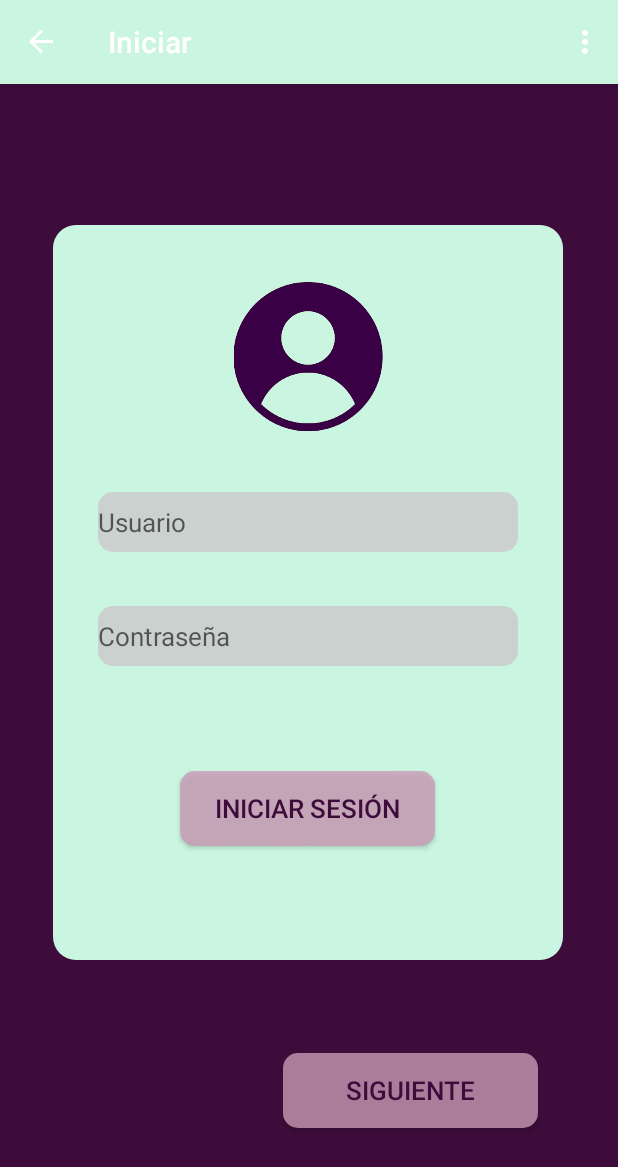
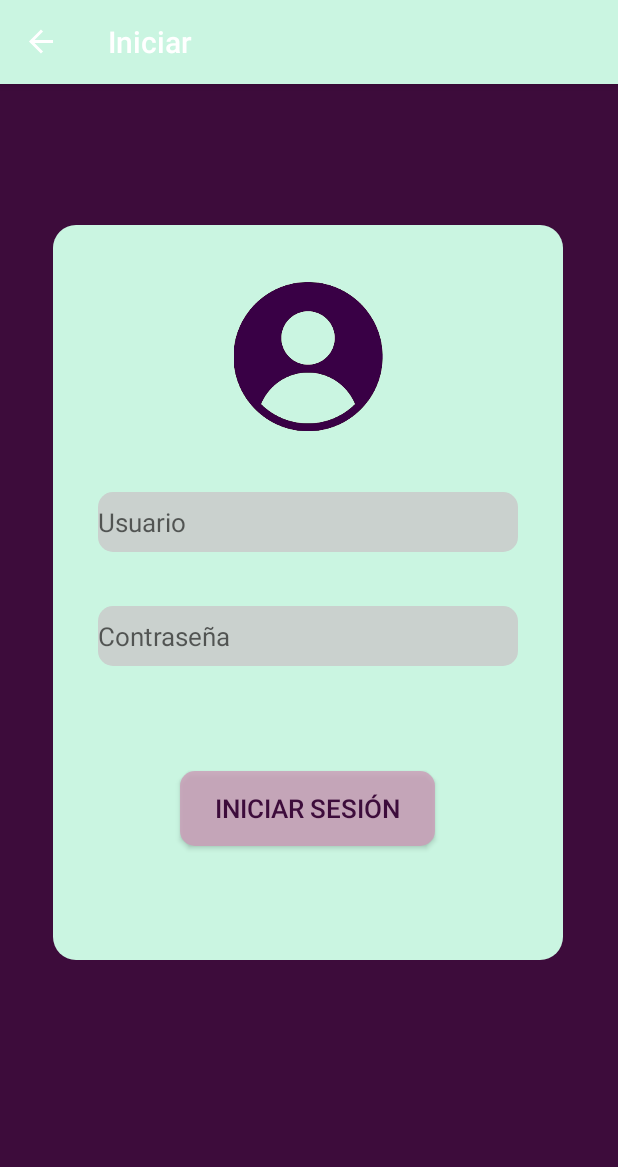
Before and after one commit to srue1834/ProyectoFinal, an Android app: the Iniciar screen opened through its navigation route, on a phone screen of 412 x 824 dp. Shown: the top 1167 px of the screen. Run offline under Robolectric (Android 15) with nearby library versions, the phone set to English and light mode, and no system bars; our stand-ins replace Firebase (no records; nobody signed in at launch, a user with empty details on screens opened directly), data binding, navigation-ui; Roboto replaces fonts that are not available here.

```diff
--- a/app/src/main/java/com/example/proyectofinal/fase2/Fase2.kt
+++ b/app/src/main/java/com/example/proyectofinal/fase2/Fase2.kt
@@ -12,6 +12,7 @@ import com.example.proyectofinal.databinding.FragmentFase2Binding
 /**
  * A simple [Fragment] subclass.
  */
+
 class Fase2 : Fragment() {
 
     override fun onCreateView(
--- a/app/src/main/res/layout/fragment_iniciar.xml
+++ b/app/src/main/res/layout/fragment_iniciar.xml
@@ -12,7 +12,7 @@
 
 
         <Button
-            android:id="@+id/iniciar1"
+            android:id="@+id/signInButton"
             android:layout_width="170dp"
             android:layout_height="50dp"
             android:layout_marginBottom="260dp"
@@ -23,20 +23,6 @@
             app:layout_constraintBottom_toBottomOf="parent"
             app:layout_constraintEnd_toEndOf="parent"
             app:layout_constraintHorizontal_bias="0.497"
-            app:layout_constraintStart_toStartOf="parent" />
-
-        <Button
-            android:id="@+id/siguiente4"
-            android:layout_width="170dp"
-            android:layout_height="50dp"
-            android:layout_marginBottom="72dp"
-            android:background="@drawable/cuadro3"
-            android:text="@string/siguiente"
-            android:textColor="#3D0C3B"
-            android:textSize="17dp"
-            app:layout_constraintBottom_toBottomOf="parent"
-            app:layout_constraintEnd_toEndOf="parent"
-            app:layout_constraintHorizontal_bias="0.78"
             app:layout_constraintStart_toStartOf="parent" />
 
         <TextView
@@ -51,7 +37,7 @@
             app:layout_constraintStart_toStartOf="parent" />
 
         <EditText
-            android:id="@+id/usuario2"
+            android:id="@+id/emailText"
             android:layout_width="280dp"
             android:layout_height="40dp"
             android:layout_marginBottom="456dp"
@@ -64,7 +50,7 @@
             app:layout_constraintStart_toStartOf="parent" />
 
         <EditText
-            android:id="@+id/contra2"
+            android:id="@+id/passwordText"
             android:layout_width="280dp"
             android:layout_height="40dp"
             android:layout_marginBottom="380dp"
--- a/app/src/main/res/navigation/navigation.xml
+++ b/app/src/main/res/navigation/navigation.xml
@@ -54,6 +54,9 @@
         <action
             android:id="@+id/action_iniciar_to_alarma"
             app:destination="@id/alarma" />
+        <action
+            android:id="@+id/action_iniciar_to_precios"
+            app:destination="@id/precios" />
 
     </fragment>
     <fragment
--- a/app/src/main/res/values/strings.xml
+++ b/app/src/main/res/values/strings.xml
@@ -36,6 +36,7 @@
     <string name="dia5"> </string>
     <string name="dia6"> </string>
     <string name="dia7"> </string>
+    <string name="email" />
 
 
 </resources>
--- a/build.gradle
+++ b/build.gradle
@@ -8,9 +8,10 @@ buildscript {
 
     }
     dependencies {
-        classpath "com.android.tools.build:gradle:3.3.2"
+        classpath 'com.android.tools.build:gradle:4.0.0'
         classpath "org.jetbrains.kotlin:kotlin-gradle-plugin:$kotlin_version"
         classpath 'com.google.gms:google-services:4.2.0'
+        classpath 'com.google.gms:google-services:4.3.3'
 
         // NOTE: Do not place your application dependencies here; they belong
         // in the individual module build.gradle files
```
Also changed, not shown: app/build.gradle (+7 -2 lines), app/src/main/java/com/example/proyectofinal/fase1/Fase1.kt (+74 -8 lines), app/src/main/java/com/example/proyectofinal/iniciar/Iniciar.kt (+33 -1 lines), app/src/main/res/layout/fragment_fase1.xml (+5 -44 lines), gradle/wrapper/gradle-wrapper.properties, 1 other file.
